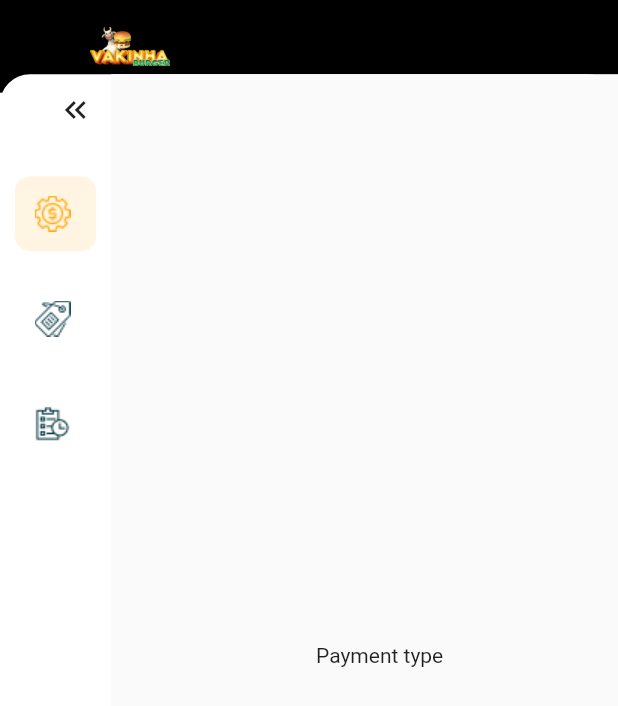
After one commit to zimbaldi/vakinha_burger_flutter_web, a Flutter app: the BaseLayout screen opened by its route, after a tap on the "keyboard double arrow left" icon, after a tap on the "keyboard double arrow right" icon, after a tap on "Administrar formas de pagamento", on a phone screen of 412 x 824 dp. The commit adds this screen. Shown: the top 706 px of the screen. Run offline on Flutter 3.47's test engine with Material 2 defaults, Android fonts, the phone set to English and light mode, and no system bars; our stand-ins replace awesome_snackbar_content, dio, flutter_modular, loading_animation_widget, mobx; missing offline and left inert: dart:html, validatorless; generated files the repository leaves out were written again.

Commit message:
Aula 2 - Global context

```diff
--- a/lib/main.dart
+++ b/lib/main.dart
@@ -7,5 +7,5 @@ import 'src/core/env/env.dart';
 Future<void> main() async {
   WidgetsFlutterBinding.ensureInitialized();
   await Env.instance.load();
-  return runApp(ModularApp(module: AppModule(), child: const AppWidget()));
+  return runApp(ModularApp(module: AppModule(), child: AppWidget()));
 }
--- a/lib/src/app_widget.dart
+++ b/lib/src/app_widget.dart
@@ -1,14 +1,21 @@
 import 'package:flutter/material.dart';
 import 'package:flutter_modular/flutter_modular.dart';
 
+import 'core/global/global_context.dart';
 import 'core/ui/theme/theme_config.dart';
 
 class AppWidget extends StatelessWidget {
-  const AppWidget({super.key});
+  final _navigatorKey = GlobalKey<NavigatorState>();
+
+  AppWidget({super.key}) {
+    GlobalContext.instance.navigatorKey = _navigatorKey;
+  }
 
   @override
   Widget build(BuildContext context) {
-    Modular.setInitialRoute('/login');
+    Modular.setInitialRoute('/login/');
+    Modular.setNavigatorKey(_navigatorKey);
+
     return MaterialApp.router(
       title: 'Application Name',
       theme: ThemeConfig.theme,
--- a/lib/src/modules/core/core_module.dart
+++ b/lib/src/modules/core/core_module.dart
@@ -8,6 +8,6 @@ class CoreModule extends Module {
   @override
   List<Bind> get binds => [
         Bind.lazySingleton<Storage>((i) => SessionStorage(), export: true),
-        Bind.lazySingleton((i) => CustomDio(), export: true),
+        Bind.lazySingleton((i) => CustomDio(i()), export: true),
       ];
 }
--- a/lib/src/modules/home/home_page.dart
+++ b/lib/src/modules/home/home_page.dart
@@ -2,7 +2,6 @@ import 'package:flutter/material.dart';
 
 import '../../core/ui/helpers/loader.dart';
 import '../../core/ui/helpers/messages.dart';
-import '../template/base_layout.dart';
 
 class HomePage extends StatefulWidget {
   const HomePage({super.key});
@@ -14,6 +13,6 @@ class HomePage extends StatefulWidget {
 class _HomePageState extends State<HomePage> with Loader, Messages {
   @override
   Widget build(BuildContext context) {
-    return BaseLayout(body: Container());
+    return Container();
   }
 }
--- a/lib/src/modules/login/login_page.dart
+++ b/lib/src/modules/login/login_page.dart
@@ -37,7 +37,7 @@ class _LoginPageState extends State<LoginPage> with Loader, Messages {
             break;
           case LoginStateStatus.success:
             hideLoader();
-            Modular.to.navigate('/home'); //TODO voltar para '/'
+            Modular.to.navigate('/');
             break;
           case LoginStateStatus.error:
             hideLoader();
--- /dev/null
+++ b/lib/src/modules/payment_type/payment_type_page.dart
@@ -0,0 +1,12 @@
+import 'package:flutter/material.dart';
+
+class PaymentTypePage extends StatelessWidget {
+  const PaymentTypePage({super.key});
+
+  @override
+  Widget build(BuildContext context) {
+    return const Center(
+      child: Text('Payment type'),
+    );
+  }
+}
--- a/lib/src/modules/template/menu/menu_bar.dart
+++ b/lib/src/modules/template/menu/menu_bar.dart
@@ -1,4 +1,5 @@
 import 'package:flutter/material.dart';
+import 'package:flutter_modular/flutter_modular.dart';
 
 import '../../../core/ui/helpers/size_extensions.dart';
 import 'menu_button.dart';
@@ -13,21 +14,31 @@ class MenuBar extends StatefulWidget {
 
 class _MenuBarState extends State<MenuBar> {
   Menu? selectedMenu;
+  var colapsed = false;
 
   @override
   Widget build(BuildContext context) {
-    return SizedBox(
-      width: context.percentWidth(.18),
+    return AnimatedContainer(
+      duration: const Duration(milliseconds: 200),
+      width: colapsed ? 90 : context.percentWidth(.18),
       height: double.infinity,
       child: Column(
         mainAxisSize: MainAxisSize.max,
         crossAxisAlignment: CrossAxisAlignment.center,
         children: [
           Align(
-            alignment: Alignment.centerRight,
+            alignment: colapsed ? Alignment.center : Alignment.centerRight,
             child: IconButton(
-              onPressed: () {},
-              icon: const Icon(Icons.keyboard_double_arrow_right),
+              onPressed: () {
+                setState(() {
+                  colapsed = !colapsed;
+                });
+              },
+              icon: Icon(
+                colapsed
+                    ? Icons.keyboard_double_arrow_right
+                    : Icons.keyboard_double_arrow_left,
+              ),
             ),
           ),
           const SizedBox(
@@ -44,6 +55,7 @@ class _MenuBarState extends State<MenuBar> {
                 onPressed: (Menu menu) {
                   setState(() {
                     selectedMenu = menu;
+                    Modular.to.navigate(menu.route);
                   });
                 },
               );
--- a/lib/src/modules/template/menu/menu_button.dart
+++ b/lib/src/modules/template/menu/menu_button.dart
@@ -20,7 +20,28 @@ class MenuButton extends StatelessWidget {
     final isSelected = menuSelected == menu;
     return LayoutBuilder(
       builder: (_, constrains) {
-        return Material(
+        return Visibility(
+          visible: constrains.maxWidth != 90,
+          replacement: Container(
+            margin: const EdgeInsets.all(10),
+            padding: const EdgeInsets.all(5),
+            decoration: isSelected
+                ? BoxDecoration(
+                    borderRadius: BorderRadius.circular(10),
+                    color: const Color(0XFFFFF5E2),
+                  )
+                : null,
+            child: Tooltip(
+              message: menu.label,
+              child: IconButton(
+                onPressed: () => onPressed(menu),
+                icon: Image.asset(
+                  'assets/images/icons/${isSelected ? menu.assetIconSelected : menu.assetIcon}',
+                ),
+              ),
+            ),
+          ),
+          child: Material(
             color: Colors.transparent,
             child: InkWell(
               onTap: () => onPressed(menu),
@@ -40,7 +61,8 @@ class MenuButton extends StatelessWidget {
                     Padding(
                       padding: const EdgeInsets.all(8.0),
                       child: Image.asset(
-                        'assets/images/icons/${isSelected ? menu.assetIconSelected : menu.assetIcon}'),
+                        'assets/images/icons/${isSelected ? menu.assetIconSelected : menu.assetIcon}',
+                      ),
                     ),
                     const SizedBox(
                       width: 10,
@@ -58,6 +80,7 @@ class MenuButton extends StatelessWidget {
                 ),
               ),
             ),
+          ),
         );
       },
     );
```
Also changed, not shown: lib/src/app_module.dart (+15 -5 lines), lib/src/core/global/global_context.dart (added, +37 -0 lines), lib/src/core/rest_client/custom_dio.dart (+8 -1 lines), lib/src/core/rest_client/interceptors/auth_interceptor.dart (added, +27 -0 lines), lib/src/modules/payment_type/payment_type_module.dart (added, +12 -0 lines). Lines whose indentation alone changed are shown as unchanged.
